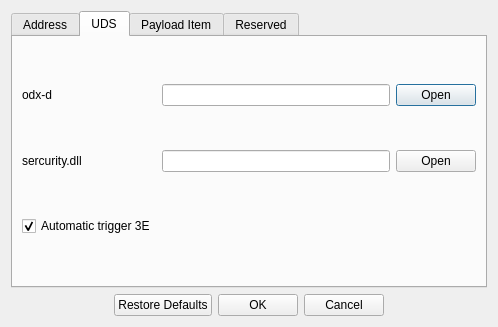
xjzer/QtWidgetDemo, file settings.ui: the form before one commit.
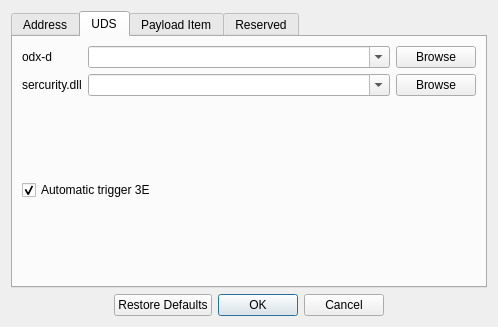
The form after the commit. The open tabs and pages were chosen to show the change.

Commit message: Feat(QFileDialog):Added a file browsing window for selecting ODX-D and DLL.

Diff of the .ui file:
```diff
--- a/settings.ui
+++ b/settings.ui
@@ -124,63 +124,91 @@
       <attribute name="title">
        <string>UDS</string>
       </attribute>
+      <layout class="QVBoxLayout" name="verticalLayout_3">
+       <item>
       <layout class="QGridLayout" name="gridLayout_3">
        <item row="0" column="0">
         <widget class="QLabel" name="label_9">
+           <property name="sizePolicy">
+            <sizepolicy hsizetype="Fixed" vsizetype="Preferred">
+             <horstretch>0</horstretch>
+             <verstretch>0</verstretch>
+            </sizepolicy>
+           </property>
          <property name="text">
           <string>odx-d</string>
          </property>
         </widget>
        </item>
        <item row="0" column="1">
-        <widget class="QLineEdit" name="lineEdit_8"/>
+          <widget class="QComboBox" name="comboBox_odx">
+           <property name="editable">
+            <bool>true</bool>
+           </property>
+          </widget>
        </item>
        <item row="0" column="2">
-        <widget class="QDialogButtonBox" name="buttonBox_2">
+          <widget class="QPushButton" name="pushButton_odx">
          <property name="sizePolicy">
           <sizepolicy hsizetype="Fixed" vsizetype="Fixed">
            <horstretch>0</horstretch>
            <verstretch>0</verstretch>
           </sizepolicy>
          </property>
-         <property name="layoutDirection">
-          <enum>Qt::LeftToRight</enum>
-         </property>
-         <property name="standardButtons">
-          <set>QDialogButtonBox::Open</set>
-         </property>
-         <property name="centerButtons">
-          <bool>false</bool>
+           <property name="text">
+            <string>Browse</string>
          </property>
         </widget>
        </item>
        <item row="1" column="0">
         <widget class="QLabel" name="label_10">
+           <property name="sizePolicy">
+            <sizepolicy hsizetype="Fixed" vsizetype="Preferred">
+             <horstretch>0</horstretch>
+             <verstretch>0</verstretch>
+            </sizepolicy>
+           </property>
          <property name="text">
           <string>sercurity.dll</string>
          </property>
         </widget>
        </item>
        <item row="1" column="1">
-        <widget class="QLineEdit" name="lineEdit_9"/>
+          <widget class="QComboBox" name="comboBox_dll">
+           <property name="editable">
+            <bool>true</bool>
+           </property>
+          </widget>
        </item>
        <item row="1" column="2">
-        <widget class="QDialogButtonBox" name="buttonBox_3">
+          <widget class="QPushButton" name="pushButton_dll">
          <property name="sizePolicy">
           <sizepolicy hsizetype="Fixed" vsizetype="Fixed">
            <horstretch>0</horstretch>
            <verstretch>0</verstretch>
           </sizepolicy>
          </property>
-         <property name="inputMethodHints">
-          <set>Qt::ImhDigitsOnly|Qt::ImhFormattedNumbersOnly|Qt::ImhNoTextHandles</set>
-         </property>
-         <property name="standardButtons">
-          <set>QDialogButtonBox::Open</set>
+           <property name="text">
+            <string>Browse</string>
          </property>
         </widget>
        </item>
-       <item row="2" column="0">
+        </layout>
+       </item>
+       <item>
+        <spacer name="verticalSpacer_2">
+         <property name="orientation">
+          <enum>Qt::Vertical</enum>
+         </property>
+         <property name="sizeHint" stdset="0">
+          <size>
+           <width>20</width>
+           <height>40</height>
+          </size>
+         </property>
+        </spacer>
+       </item>
+       <item>
         <widget class="QCheckBox" name="checkBox_2">
          <property name="text">
           <string>Automatic trigger 3E</string>
@@ -190,6 +218,19 @@
          </property>
         </widget>
        </item>
+       <item>
+        <spacer name="verticalSpacer_3">
+         <property name="orientation">
+          <enum>Qt::Vertical</enum>
+         </property>
+         <property name="sizeHint" stdset="0">
+          <size>
+           <width>20</width>
+           <height>40</height>
+          </size>
+         </property>
+        </spacer>
+       </item>
       </layout>
      </widget>
      <widget class="QWidget" name="tab_2">
```
Left out of the diff: 53 changed lines with no effect on the pictures. Lines whose indentation alone changed are shown as unchanged. The commit also changes 2 other files.
